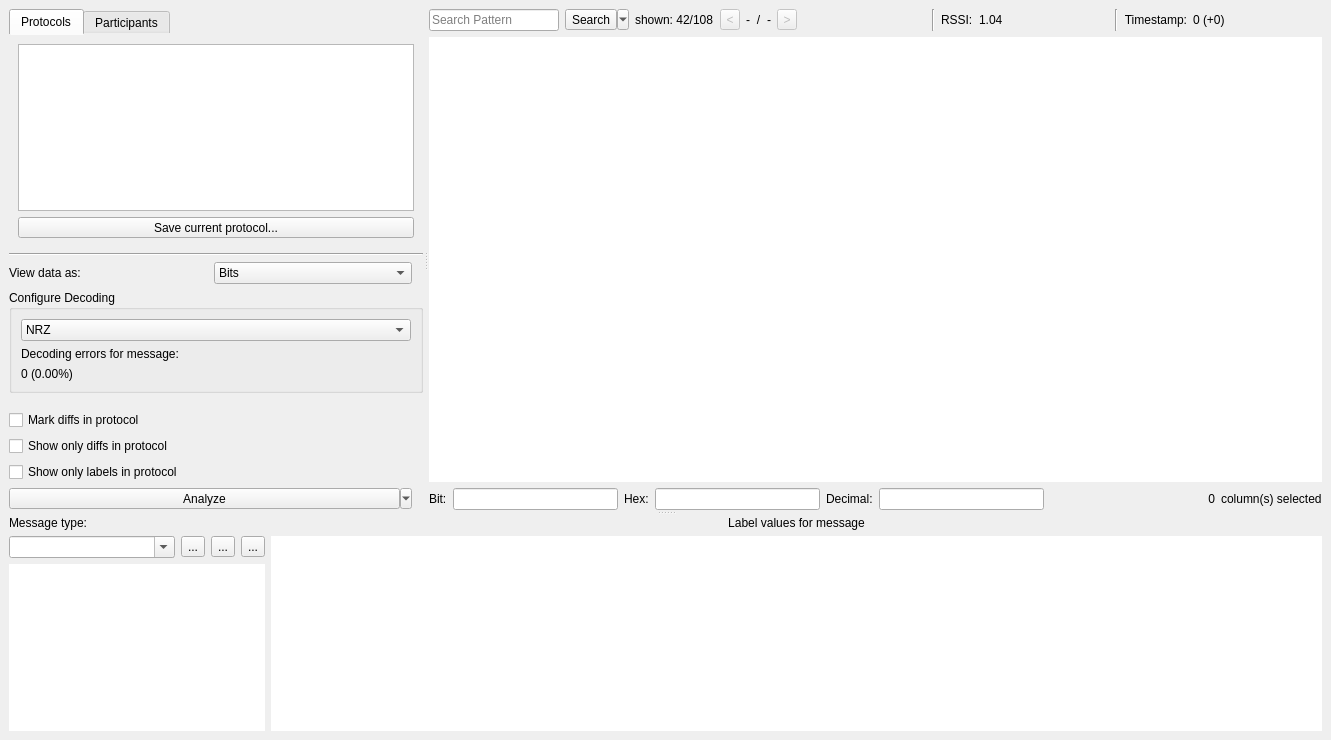
Qt form ui/analysis.ui (jopohl/urh) before a commit.
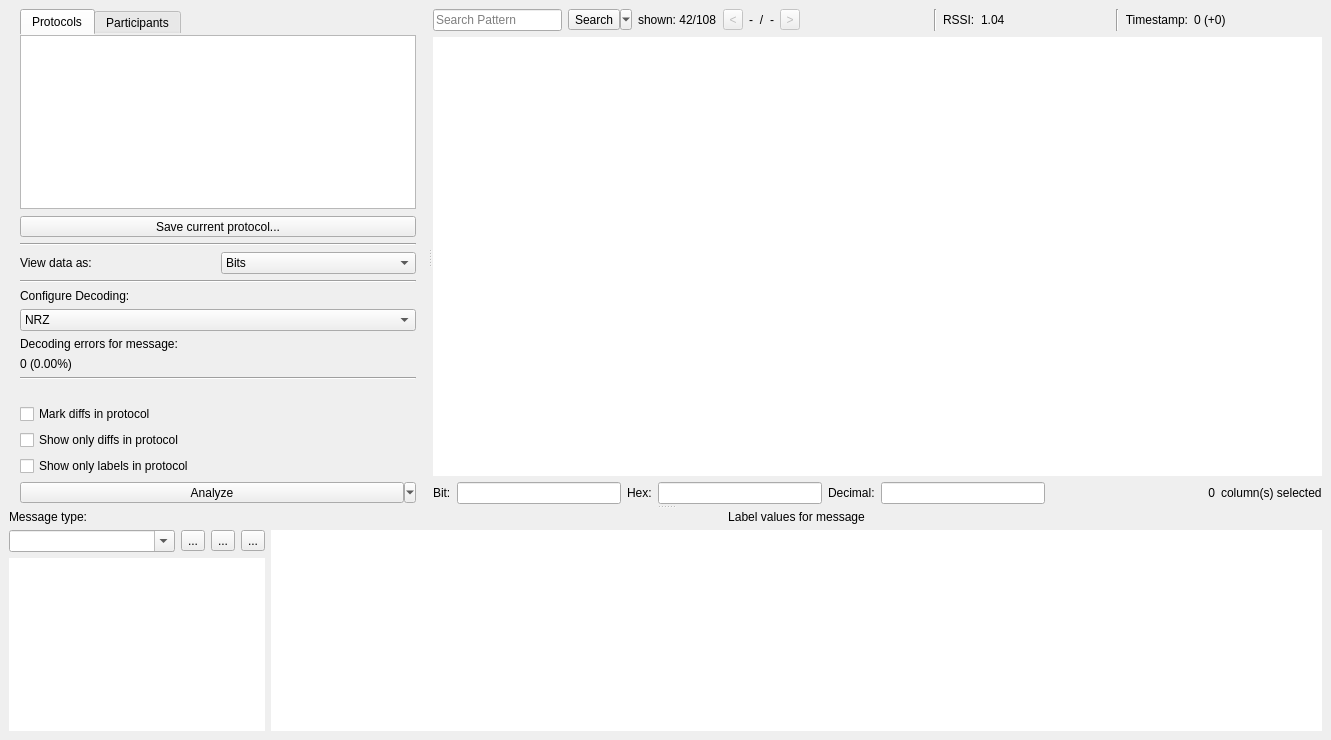
The same form after that commit. Icons and pictures are not drawn. Custom widgets are drawn as their Qt base class.

```diff
--- a/ui/analysis.ui
+++ b/ui/analysis.ui
@@ -108,6 +108,12 @@
           </property>
           <widget class="QWidget" name="layoutWidget">
            <layout class="QVBoxLayout" name="verticalLayout_2">
+            <property name="leftMargin">
+             <number>11</number>
+            </property>
+            <property name="rightMargin">
+             <number>11</number>
+            </property>
             <item>
              <widget class="QTabWidget" name="tabWidget">
               <property name="styleSheet">
@@ -121,6 +127,21 @@
                 <string>Protocols</string>
                </attribute>
                <layout class="QVBoxLayout" name="verticalLayout_3">
+                <property name="spacing">
+                 <number>7</number>
+                </property>
+                <property name="leftMargin">
+                 <number>0</number>
+                </property>
+                <property name="topMargin">
+                 <number>0</number>
+                </property>
+                <property name="rightMargin">
+                 <number>0</number>
+                </property>
+                <property name="bottomMargin">
+                 <number>0</number>
+                </property>
                 <item>
                  <widget class="ProtocolTreeView" name="treeViewProtocols">
                   <property name="sizePolicy">
@@ -212,6 +233,18 @@
                 <string>Participants</string>
                </attribute>
                <layout class="QVBoxLayout" name="verticalLayout_11">
+                <property name="leftMargin">
+                 <number>0</number>
+                </property>
+                <property name="topMargin">
+                 <number>0</number>
+                </property>
+                <property name="rightMargin">
+                 <number>0</number>
+                </property>
+                <property name="bottomMargin">
+                 <number>0</number>
+                </property>
                 <item>
                  <widget class="QListView" name="listViewParticipants">
                   <property name="sizePolicy">
@@ -239,7 +272,7 @@
             <item>
              <layout class="QHBoxLayout" name="horizontalLayout">
               <property name="rightMargin">
-               <number>11</number>
+               <number>0</number>
               </property>
               <item>
                <widget class="QLabel" name="label_4">
@@ -279,11 +312,19 @@
              </layout>
             </item>
             <item>
-             <widget class="QGroupBox" name="groupBox">
-              <property name="title">
-               <string>Configure Decoding</string>
+             <widget class="Line" name="line_4">
+              <property name="orientation">
+               <enum>Qt::Horizontal</enum>
               </property>
-              <layout class="QVBoxLayout" name="verticalLayout_6">
+             </widget>
+            </item>
+            <item>
+             <widget class="QLabel" name="label_5">
+              <property name="text">
+               <string>Configure Decoding:</string>
+              </property>
+             </widget>
+            </item>
                <item>
                 <widget class="QComboBox" name="cbDecoding">
                  <property name="sizePolicy">
@@ -348,7 +389,11 @@
                  </property>
                 </widget>
                </item>
-              </layout>
+            <item>
+             <widget class="Line" name="line_5">
+              <property name="orientation">
+               <enum>Qt::Horizontal</enum>
+              </property>
              </widget>
             </item>
             <item>
@@ -414,7 +459,7 @@
                  <number>0</number>
                 </property>
                 <property name="rightMargin">
-                 <number>11</number>
+                 <number>0</number>
                 </property>
                 <property name="bottomMargin">
                  <number>0</number>
```
Lines whose indentation alone changed are shown as unchanged.
